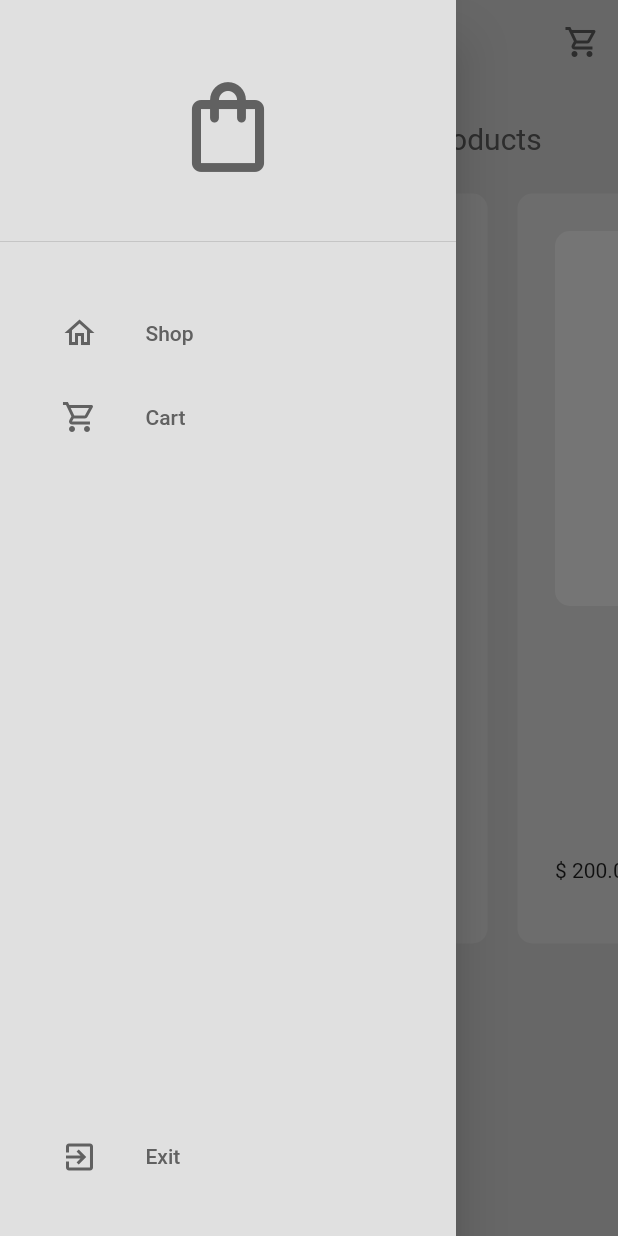
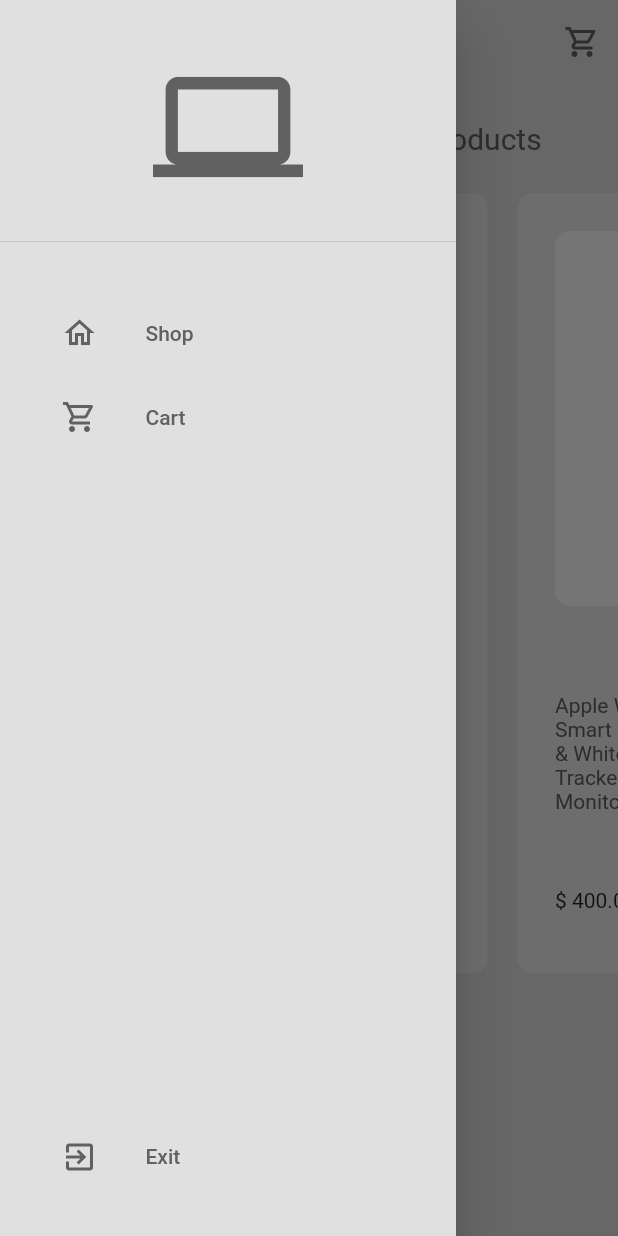
Before and after one commit to KrisD23/Simple-Store-Flutter, a Flutter app: the ShopPage screen opened by its route, with the side drawer open, on a phone screen of 412 x 824 dp. Run offline on Flutter 3.47's test engine with Material 2 defaults, Android fonts, the light colour scheme and no system bars.

Commit message:
Added description and fixed performance

```diff
--- a/lib/components/my_button.dart
+++ b/lib/components/my_button.dart
@@ -11,8 +11,9 @@ class MyButton extends StatelessWidget {
       onTap: onTap,
       child: Container(
         decoration: BoxDecoration(
-            color: Theme.of(context).colorScheme.primary,
-            borderRadius: BorderRadius.circular(12)),
+          color: Theme.of(context).colorScheme.primary,
+          borderRadius: BorderRadius.circular(12),
+        ),
         padding: const EdgeInsets.all(25),
         child: child,
       ),
--- a/lib/components/my_drawer.dart
+++ b/lib/components/my_drawer.dart
@@ -17,8 +17,8 @@ class MyDrawer extends StatelessWidget {
               DrawerHeader(
                 child: Center(
                   child: Icon(
-                    Icons.shopping_bag_outlined,
-                    size: 72,
+                    Icons.computer,
+                    size: 100,
                     color: Theme.of(context).colorScheme.inversePrimary,
                   ),
                 ),
--- a/lib/components/my_product_tile.dart
+++ b/lib/components/my_product_tile.dart
@@ -13,12 +13,12 @@ class MyProductTile extends StatelessWidget {
     showDialog(
       context: context,
       builder: (context) => AlertDialog(
-        content: Text('Add this item to cart?'),
+        content: const Text('Add this item to your cart?'),
         actions: [
           // cancel button
           MaterialButton(
             onPressed: () => Navigator.pop(context),
-            child: Text('Cancel'),
+            child: const Text('Cancel'),
           ),
 
           // yes button
@@ -28,7 +28,7 @@ class MyProductTile extends StatelessWidget {
               // add to cart
               context.read<Shop>().addToCart(product);
             },
-            child: Text('Yes'),
+            child: const Text('Yes'),
           ),
         ],
       ),
@@ -60,7 +60,7 @@ class MyProductTile extends StatelessWidget {
                     borderRadius: BorderRadius.circular(10),
                   ),
                   width: double.infinity,
-                  padding: EdgeInsets.all(25),
+                  padding: const EdgeInsets.all(25),
                   child: Image.asset(product.imagePath),
                 ),
               ),
@@ -68,7 +68,8 @@ class MyProductTile extends StatelessWidget {
               // product name
               Text(
                 product.name,
-                style: TextStyle(fontWeight: FontWeight.bold, fontSize: 20),
+                style:
+                    const TextStyle(fontWeight: FontWeight.bold, fontSize: 20),
               ),
               const SizedBox(height: 10),
 
@@ -87,7 +88,7 @@ class MyProductTile extends StatelessWidget {
             mainAxisAlignment: MainAxisAlignment.spaceBetween,
             children: [
               // product price
-              Text('\$ ' + product.price.toString()),
+              Text('\$ ${product.price.toString()}'),
 
               // add to cart button
               Container(
@@ -97,7 +98,7 @@ class MyProductTile extends StatelessWidget {
                 ),
                 child: IconButton(
                   onPressed: () => addToCart(context),
-                  icon: Icon(Icons.add),
+                  icon: const Icon(Icons.add),
                 ),
               )
             ],
--- a/lib/models/shop.dart
+++ b/lib/models/shop.dart
@@ -6,33 +6,37 @@ class Shop extends ChangeNotifier {
   final List<Product> _shop = [
     // product 1
     Product(
-        name: 'Macbook Pro',
-        description: 'Macbook Pro 2023',
-        price: 100,
+        name: 'Apple MacBook Air',
+        description:
+            '13.3-inch/33.74 cm Retina Display, 8GB RAM, 256GB SSD Storage, Backlit Keyboard, FaceTime HD Camera, Touch ID. Works with iPhone/iPad; Gold',
+        price: 900,
         imagePath: 'assets/mac.jpg'),
 
     // product 2
     Product(
-        name: 'Watch',
-        description: 'Watch',
-        price: 200,
+        name: 'Apple Watch SE',
+        description:
+            'Apple Watch SE (2nd Gen) [GPS 44 mm] Smart Watch w/Silver Aluminium Case & White Sport Band. Fitness & Sleep Tracker, Crash Detection, Heart Rate Monitor, Retina Display, Water Resistant',
+        price: 400,
         imagePath: 'assets/watch.jpg'),
     // product 3
     Product(
-        name: 'Mouse',
-        description: 'Mouse',
-        price: 300,
+        name: ' Apple Magic Mouse',
+        description:
+            'Magic Mouse is wireless and rechargeable, with an optimised foot design that lets it glide smoothly across your desk. The Multi-Touch surface allows you to perform simple gestures ',
+        price: 150,
         imagePath: 'assets/mouse.jpg'),
     // product 4
     Product(
-        name: 'Airpods',
-        description: 'Airpods',
-        price: 400,
+        name: 'Apple Airpods Pro',
+        description:
+            'Deliver up to 2x more Active Noise Cancellation than the previous generation, with Transparency mode that enables you to hear the world around you. All-new Adaptive Audio',
+        price: 200,
         imagePath: 'assets/airpods.jpg'),
   ];
 
   // user cart
-  List<Product> _cart = [];
+  final List<Product> _cart = [];
 
   // get product list
   List<Product> get shop => _shop;
--- a/lib/pages/shop_page.dart
+++ b/lib/pages/shop_page.dart
@@ -47,7 +47,7 @@ class ShopPage extends StatelessWidget {
 
           // product list
           SizedBox(
-            height: 550,
+            height: 570,
             child: ListView.builder(
               itemCount: products.length,
               scrollDirection: Axis.horizontal,
```
Also changed, not shown: lib/pages/cart_page.dart (+17 -10 lines).
